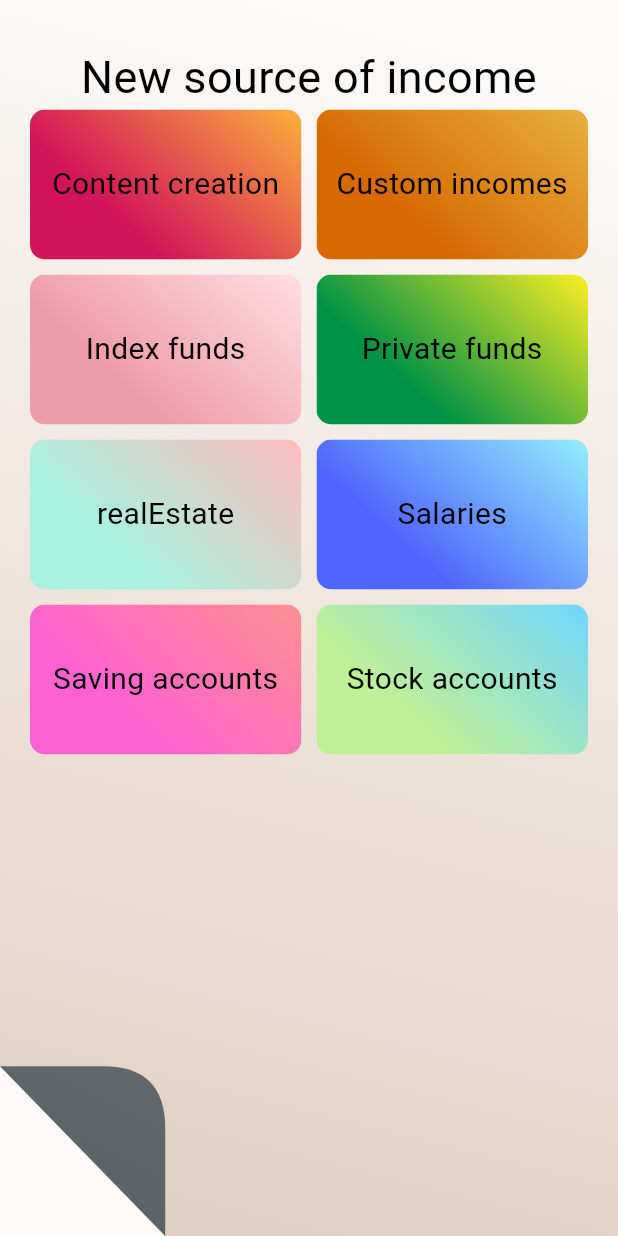
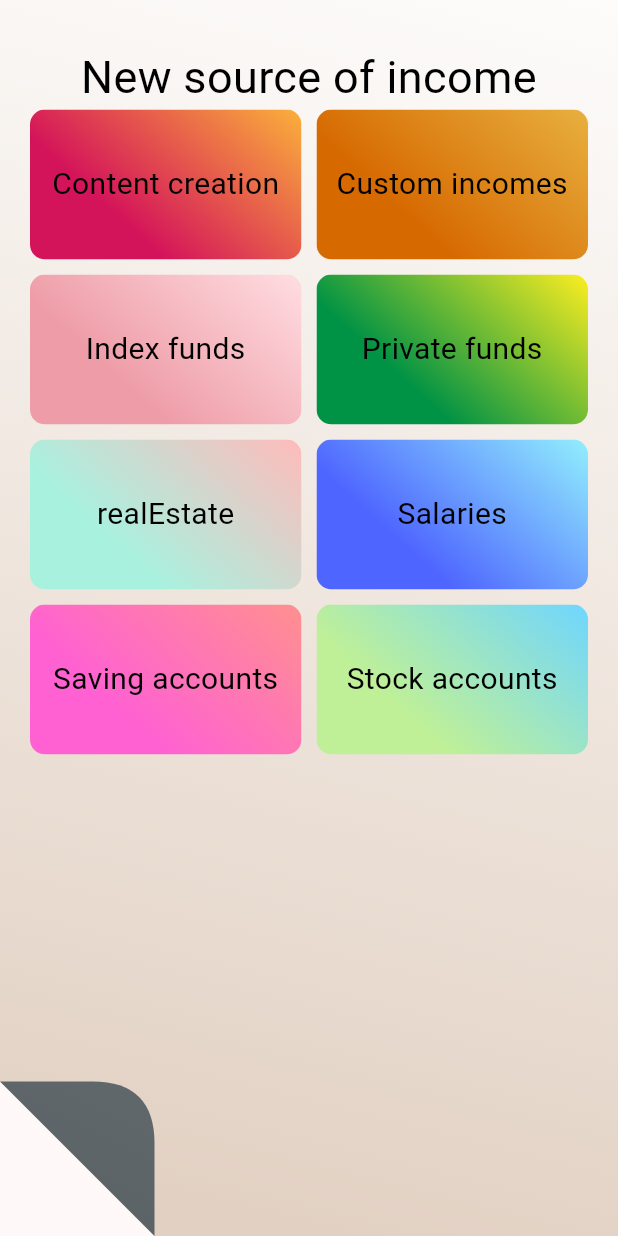
Before and after one commit to EtienneAuroux/tokihakanenari, a Flutter app: the BigCard widget shown alone on an empty page, opened directly with empty values, on a phone screen of 412 x 824 dp. Run offline on Flutter 3.47's test engine with Material 3 defaults, Android fonts, the phone set to English and light mode, and no system bars; our stand-ins replace shared_preferences; accounts and stored records are empty; generated files the repository leaves out were written again; Roboto replaces fonts that are missing (MontserratAlternate); project files that could hold a hidden picture were left out.

Commit message:
<feat>: Implemented Dimensions class for dimension control and extract device dimensions on initState main.dart. Implemented device-dependent dimensions in big_card_clipper.dart (wip)

```diff
--- a/lib/visual_tools/big_card_clipper.dart
+++ b/lib/visual_tools/big_card_clipper.dart
@@ -1,8 +1,9 @@
 import 'dart:math';
 import 'dart:ui';
-// import 'dart:developer' as developer;
+import 'dart:developer' as developer;
 
 import 'package:flutter/material.dart';
+import 'package:tokihakanenari/visual_tools/dimensions.dart';
 import 'package:tokihakanenari/visual_tools/drop_paths.dart';
 
 class BigCardContour extends CustomClipper<Path> {
@@ -21,19 +22,7 @@ class BigCardContour extends CustomClipper<Path> {
   });
 
   Point calculateCornerPoint(Size size, double cord, double cornerOffset) {
-    // The radius of the circle on which the corner travels.
-    final double radius = (size.height / 3) / 2 + pow(2 * size.width, 2) / (8 * size.height / 3);
-
-    // The angle of the bottom left corner of the screen if it was on a circle of [radius].
-    final double initialAngle = cos((radius - (size.width - cornerOffset)) / radius);
-
-    // The angle of the new point, assuming small increments.
-    double angle = initialAngle + cord / radius;
-
-    return Point(
-      size.width - cornerOffset - (radius * cos(angle) - (radius - (size.width))),
-      size.height + cornerOffset - (radius * sin(angle) - (radius - size.height / 3)),
-    );
+    return Point(cornerOffset + flippedDistance, size.height - (cornerOffset + flippedDistance * 0.7));
   }
 
   Path generateDropPath(int dropNumber, Size size) {
@@ -69,7 +58,7 @@ class BigCardContour extends CustomClipper<Path> {
   @override
   Path getClip(Size size) {
     Path path = Path();
-    final double flippedCornerLength = size.shortestSide / 5;
+    final double flippedCornerLength = size.shortestSide * Dimensions.cornerLength;
 
     if (droppingIn) {
       Size newSize = Size(size.width / 5, size.height / 7.5);
@@ -80,12 +69,15 @@ class BigCardContour extends CustomClipper<Path> {
     } else {
       Point cornerControl = calculateCornerPoint(size, flippedDistance, flippedCornerLength);
 
-      Point topLeft = Point(0, cornerControl.y - flippedDistance * 1.65);
+      Point topLeft = Point(0, cornerControl.y - flippedDistance * Dimensions.cornerTopLeftDeviation);
       if (topLeft.y < 0) {
-        topLeft = Point(flippedDistance - cornerControl.y / 1.65, 0);
+        topLeft = Point(flippedDistance - cornerControl.y / Dimensions.cornerTopLeftDeviation, 0);
       }
 
-      Point bottomRight = Point(cornerControl.x - flippedDistance * 0.25, size.height);
+      Point bottomRight = Point(
+        cornerControl.x - flippedDistance * Dimensions.cornerBottomRightDeviation,
+        size.height,
+      );
       if (bottomRight.x > size.width) {
         bottomRight = Point(size.width, size.height);
       }
@@ -105,41 +97,39 @@ class BigCardContour extends CustomClipper<Path> {
 }
 
 class FlippedCornerContour extends CustomClipper<Path> {
+  final double xDistance;
   final double flippedDistance;
 
-  FlippedCornerContour({required this.flippedDistance});
+  FlippedCornerContour({
+    required this.flippedDistance,
+    required this.xDistance,
+  });
 
   Point calculateCornerPoint(Size size, double cord, double cornerOffset) {
-    // The radius of the circle on which the corner travels.
-    final double radius = (size.height / 3) / 2 + pow(2 * size.width, 2) / (8 * size.height / 3);
-
-    // The angle of the bottom left corner of the screen if it was on a circle of [radius].
-    final double initialAngle = cos((radius - (size.width - cornerOffset)) / radius);
-
-    // The angle of the new point, assuming small increments.
-    double angle = initialAngle + cord / radius;
-
     return Point(
-      size.width - cornerOffset - (radius * cos(angle) - (radius - (size.width))),
-      size.height + cornerOffset - (radius * sin(angle) - (radius - size.height / 3)),
+      cornerOffset + flippedDistance,
+      size.height - (cornerOffset + flippedDistance * Dimensions.cornerMaxHeight),
     );
   }
 
   @override
   Path getClip(Size size) {
-    final double flippedCornerLength = size.shortestSide / 5;
-    final double cornerRadius = size.shortestSide / 10;
+    final double flippedCornerLength = size.shortestSide * Dimensions.cornerLength;
+    final double cornerRadius = size.shortestSide * Dimensions.cornerRadius;
 
     Point cornerControl = calculateCornerPoint(size, flippedDistance, flippedCornerLength);
 
-    Point topLeft = Point(0, cornerControl.y - flippedDistance * 1.65);
+    Point topLeft = Point(0, cornerControl.y - flippedDistance * Dimensions.cornerTopLeftDeviation);
     Point top = topLeft;
     if (topLeft.y < 0) {
-      topLeft = Point(flippedDistance - cornerControl.y / 1.65, 0);
+      topLeft = Point(flippedDistance - cornerControl.y / Dimensions.cornerTopLeftDeviation, 0);
       top = Point(topLeft.x * 1.3, topLeft.y);
     }
 
-    Point bottomRight = Point(cornerControl.x - flippedDistance * 0.25, size.height);
+    Point bottomRight = Point(
+      cornerControl.x - flippedDistance * Dimensions.cornerBottomRightDeviation,
+      size.height,
+    );
     if (bottomRight.x > size.width) {
       bottomRight = Point(size.width, size.height);
     }
--- /dev/null
+++ b/lib/visual_tools/dimensions.dart
@@ -0,0 +1,25 @@
+import 'package:flutter/material.dart';
+
+class Dimensions {
+  static const double cornerLength = 0.25;
+  static const double cornerMaxHeight = 0.7;
+  static const double cornerRadius = 0.1;
+  static const double cornerTopLeftDeviation = 1.65;
+  static const double cornerBottomRightDeviation = 0.25;
+
+  static Size? _deviceSize;
+  static Size get deviceSize => _deviceSize!;
+  static set deviceSize(Size onSizeAcquired) {
+    if (_deviceSize == null) {
+      _deviceSize = onSizeAcquired;
+      _maxFlippingDistance = (_deviceSize!.height - _deviceSize!.shortestSide * cornerLength) / cornerMaxHeight / cornerTopLeftDeviation;
+      _maxFlippingSpeed = _maxFlippingDistance! / 0.3;
+    }
+  }
+
+  static double? _maxFlippingDistance;
+  static double get maxFlippingDistance => _maxFlippingDistance!;
+
+  static double? _maxFlippingSpeed;
+  static double get pageUnrollingSpeed => _maxFlippingSpeed!;
+}
```
Also changed, not shown: lib/card_generators/big_card.dart (+23 -16 lines), lib/main.dart (+8 -1 lines).
